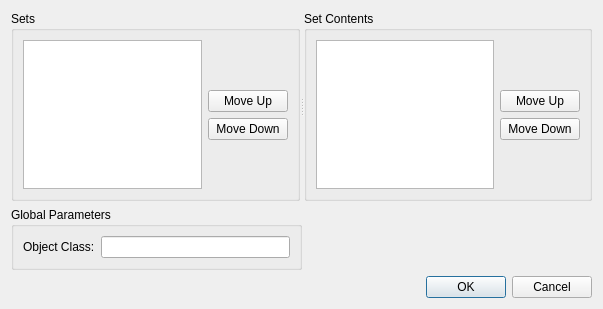
Before: the Qt Designer form spinetoolbox/ui/gdx_export_settings.ui in spine-tools/Spine-Toolbox, drawn with Qt 5.
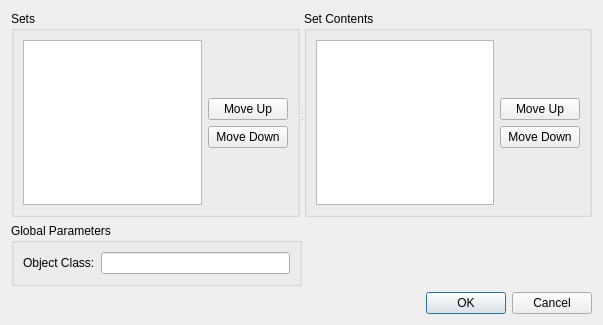
After: the same form once the commit is applied.

Commit message:
Get Gdx Export to a working state
It is now possible to export a database in .gdx format and have all
entries ordered as specified in the exporter's settings window.

Re #274

What changed in the file:
```diff
--- a/spinetoolbox/ui/gdx_export_settings.ui
+++ b/spinetoolbox/ui/gdx_export_settings.ui
@@ -19,7 +19,7 @@
     <x>0</x>
     <y>0</y>
     <width>603</width>
-    <height>309</height>
+    <height>325</height>
    </rect>
   </property>
   <property name="windowTitle">
@@ -37,7 +37,7 @@
       </property>
       <layout class="QHBoxLayout" name="horizontalLayout">
        <item>
-        <widget class="QTableView" name="set_table_view"/>
+        <widget class="QListView" name="set_list_view"/>
        </item>
        <item>
         <layout class="QVBoxLayout" name="verticalLayout">
@@ -145,6 +145,12 @@
     <layout class="QHBoxLayout" name="horizontalLayout_3">
      <item>
       <widget class="QGroupBox" name="groupBox_3">
+       <property name="sizePolicy">
+        <sizepolicy hsizetype="Preferred" vsizetype="Fixed">
+         <horstretch>0</horstretch>
+         <verstretch>0</verstretch>
+        </sizepolicy>
+       </property>
        <property name="title">
         <string>Global Parameters</string>
        </property>
@@ -163,19 +169,6 @@
           </item>
          </layout>
         </item>
-        <item>
-         <spacer name="verticalSpacer_5">
-          <property name="orientation">
-           <enum>Qt::Vertical</enum>
-          </property>
-          <property name="sizeHint" stdset="0">
-           <size>
-            <width>20</width>
-            <height>40</height>
-           </size>
-          </property>
-         </spacer>
-        </item>
        </layout>
       </widget>
      </item>
```
Left out of the diff: 4 changed lines with no effect on the pictures. The commit also changes 5 other files.
